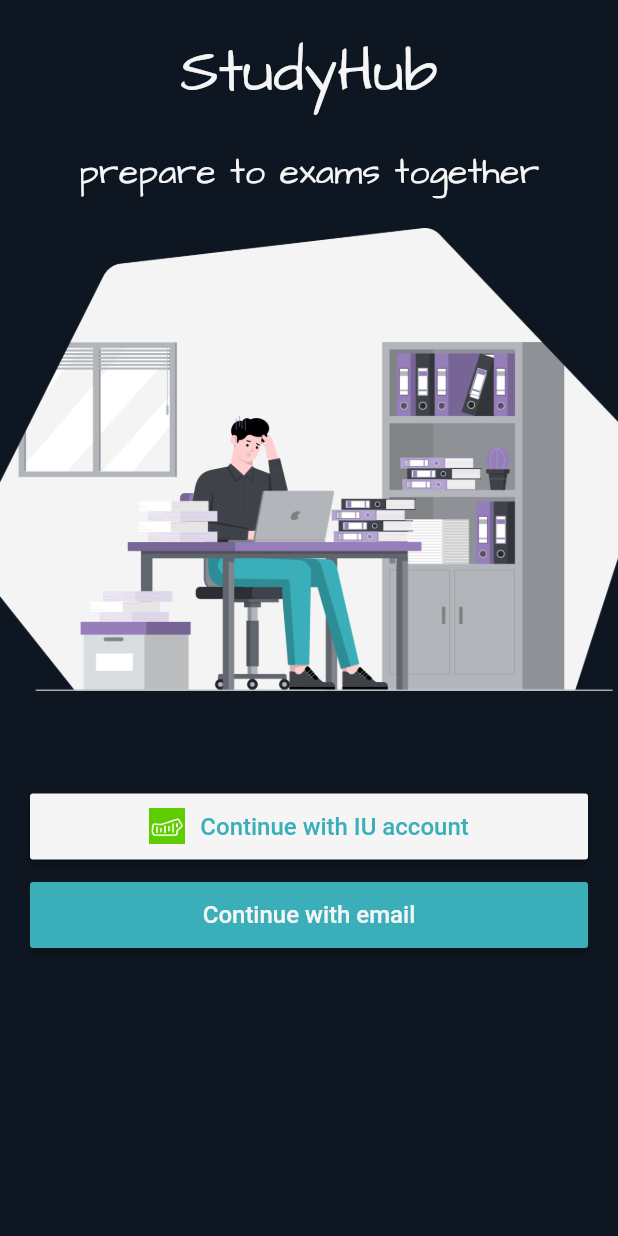
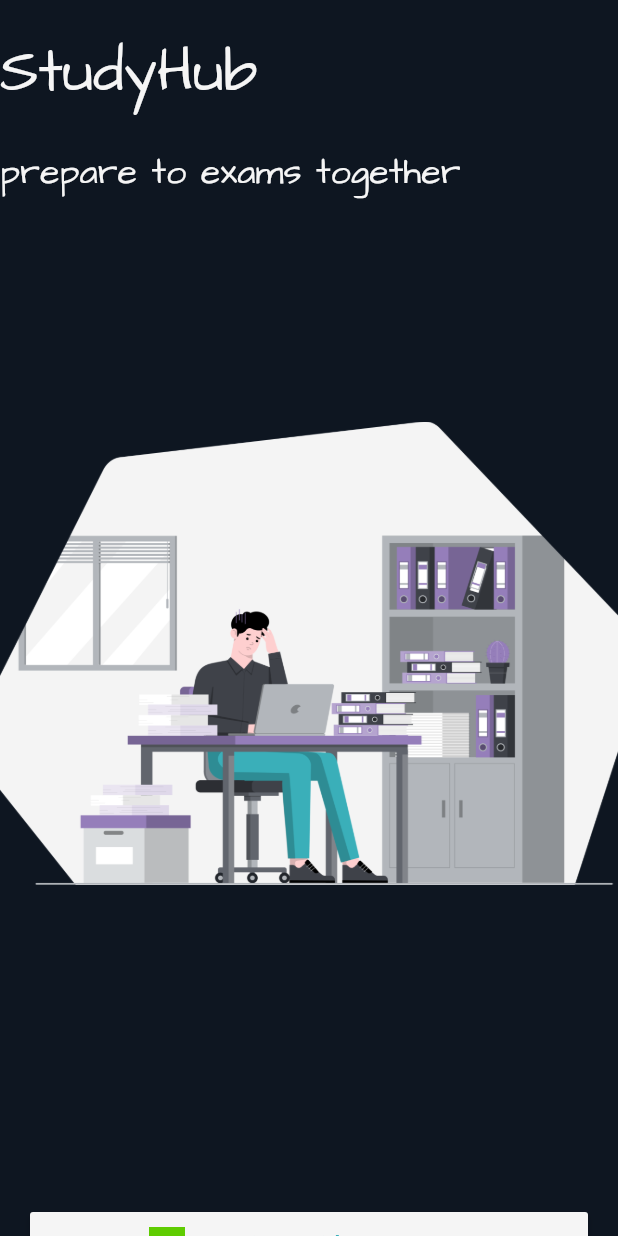
Before and after one commit to InnoStudyHub/front-end, a Flutter app: the screen it shows after launch, on a phone screen of 412 x 824 dp. Run offline on Flutter 3.47's test engine with Material 2 defaults, Android fonts, the phone set to English and light mode, and no system bars; our stand-ins replace flutter_svg, get, get_storage, image_picker, percent_indicator; missing offline and left inert: swipable_stack.

Commit message:
Desktop version is being set

```diff
--- a/lib/presentation/auth/welcome_screen/welcome_screen.dart
+++ b/lib/presentation/auth/welcome_screen/welcome_screen.dart
@@ -1,5 +1,6 @@
 import 'package:flutter/material.dart';
 import 'package:get/get.dart';
+
 import '../../util/color_codes.dart';
 import '../../util/routes.dart';
 
@@ -11,8 +12,18 @@ class WelcomeScreen extends StatelessWidget {
     return Scaffold(
       body: ListView(
         children: <Widget>[
-          Align(
-            alignment: Alignment.topCenter,
+          _TextTitle(),
+          _TextSubtitle(),
+          _WelcomeImage(),
+          _EmailButtons(),
+        ],
+      ),
+    );
+  }
+
+  Widget _TextTitle() {
+    return Align(
+      alignment: Alignment.centerLeft,
       child: Container(
         margin: const EdgeInsets.only(top: 21.0),
         child: const Text(
@@ -24,9 +35,12 @@ class WelcomeScreen extends StatelessWidget {
           ),
         ),
       ),
-          ),
-          Align(
-            alignment: Alignment.topCenter,
+    );
+  }
+
+  Widget _TextSubtitle() {
+    return Align(
+      alignment: Alignment.centerLeft,
       child: Container(
         margin: const EdgeInsets.only(top: 21.0),
         child: const Text(
@@ -38,20 +52,34 @@ class WelcomeScreen extends StatelessWidget {
           ),
         ),
       ),
-          ),
-          Align(
-            alignment: Alignment.center,
+    );
+  }
+
+  Widget _WelcomeImage() {
+    return Align(
+      alignment: Alignment.centerRight,
       child: Container(
-              margin: const EdgeInsets.only(top: 21.0),
+        margin: const EdgeInsets.only(top: 150.0, bottom: 150.0),
         child: Image.asset("assets/images/wel.png"),
       ),
-          ),
-          Column(
+    );
+  }
+
+  Widget _EmailButtons() {
+    return Column(
       crossAxisAlignment: CrossAxisAlignment.stretch,
       children: <Widget>[
-              Container(
+        _IUAccountContainer(),
+        _MailAccountContainer(),
+      ],
+    );
+  }
+
+  Widget _IUAccountContainer() {
+    return Container(
       margin: const EdgeInsets.only(top: 68.0, left: 20, right: 20),
       height: 44,
+      width: 320,
       child: MaterialButton(
         onPressed: () {
           //TODO
@@ -79,10 +107,14 @@ class WelcomeScreen extends StatelessWidget {
           ],
         ),
       ),
-              ),
-              Container(
+    );
+  }
+
+  Widget _MailAccountContainer() {
+    return Container(
       margin: const EdgeInsets.fromLTRB(20, 15, 20, 0),
       height: 44,
+      width: 320,
       child: MaterialButton(
         onPressed: () {
           Get.offNamed(AppRoutes.login);
@@ -97,11 +129,6 @@ class WelcomeScreen extends StatelessWidget {
           ),
         ),
       ),
-              ),
-            ],
-          ),
-        ],
-      ),
     );
   }
 }
```
Lines whose indentation alone changed are shown as unchanged.
